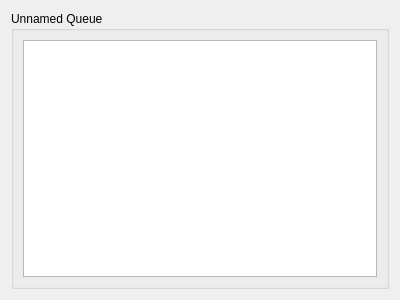
Old version of the form xivoclient/src/xlets/agent_status_dashboard/queue_widget.ui in the repository wazo-platform/wazo-client-qt.
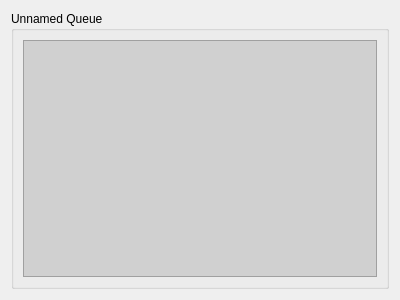
New version of the form.

Commit message: set background of agent status dashboard

What changed in the file:
```diff
--- a/xivoclient/src/xlets/agent_status_dashboard/queue_widget.ui
+++ b/xivoclient/src/xlets/agent_status_dashboard/queue_widget.ui
@@ -28,6 +28,9 @@
           <height>110</height>
          </size>
         </property>
+        <property name="styleSheet">
+         <string notr="true">QListView {background-color: #d0d0d0}</string>
+        </property>
        </widget>
       </item>
      </layout>
```
